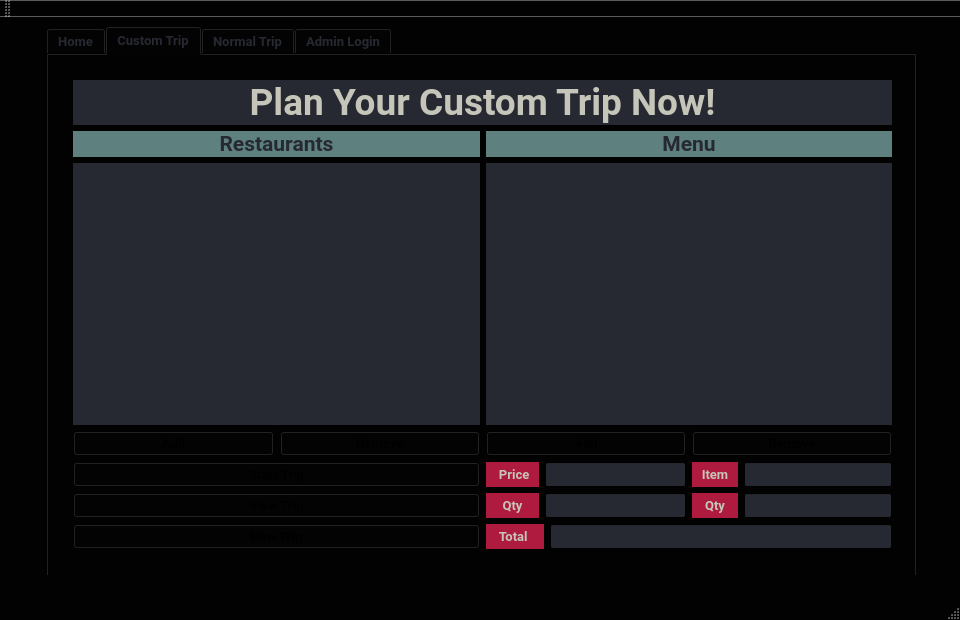
Before: the Qt Designer form DSSDWorkspace/DSSDFastFoodProject/mainwindow.ui in seigle15/Double-Sean-with-a-side-of-Data, drawn with Qt 5.
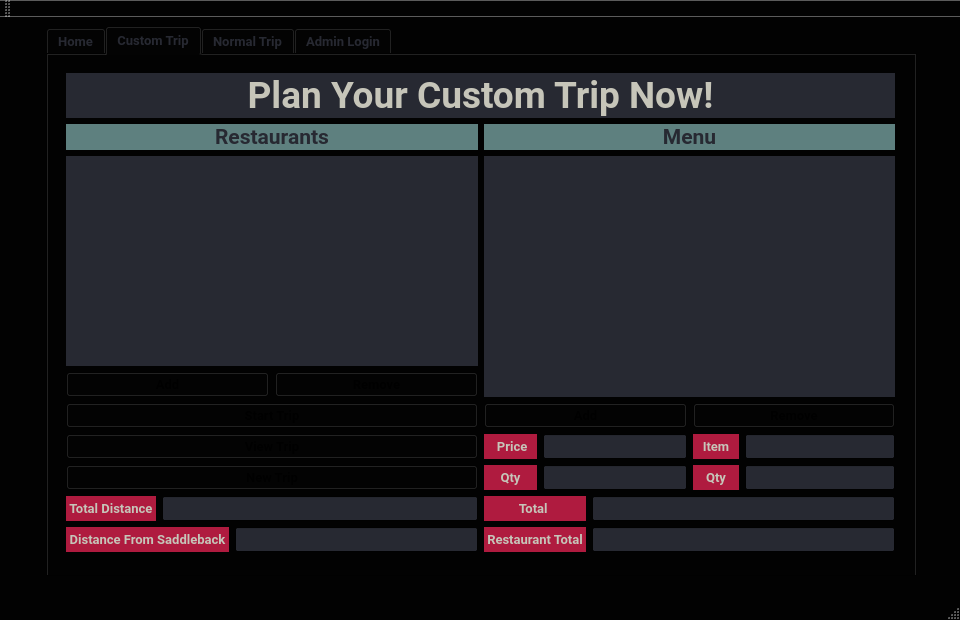
After: the same form once the commit is applied.

```diff
--- a/DSSDWorkspace/DSSDFastFoodProject/mainwindow.ui
+++ b/DSSDWorkspace/DSSDFastFoodProject/mainwindow.ui
@@ -289,13 +289,13 @@
        <widget class="QWidget" name="">
         <property name="geometry">
          <rect>
-          <x>15</x>
-          <y>15</y>
-          <width>841</width>
-          <height>491</height>
+          <x>8</x>
+          <y>8</y>
+          <width>851</width>
+          <height>501</height>
          </rect>
         </property>
-        <layout class="QVBoxLayout" name="verticalLayout_24">
+        <layout class="QVBoxLayout" name="verticalLayout_28">
          <item>
           <widget class="QLabel" name="label_7">
            <property name="palette">
@@ -409,9 +409,9 @@
           </widget>
          </item>
          <item>
-          <layout class="QHBoxLayout" name="horizontalLayout_10">
+          <layout class="QHBoxLayout" name="horizontalLayout_20">
            <item>
-            <layout class="QVBoxLayout" name="verticalLayout_23">
+            <layout class="QVBoxLayout" name="verticalLayout_25">
              <item>
               <layout class="QVBoxLayout" name="verticalLayout_2">
                <item>
@@ -550,6 +550,10 @@
               </layout>
              </item>
              <item>
+              <layout class="QVBoxLayout" name="verticalLayout_24">
+               <item>
+                <layout class="QVBoxLayout" name="verticalLayout_23">
+                 <item>
               <layout class="QVBoxLayout" name="verticalLayout_22">
                <item>
                 <layout class="QVBoxLayout" name="verticalLayout_11">
@@ -616,12 +620,324 @@
                </item>
               </layout>
              </item>
-            </layout>
-           </item>
+                 <item>
+                  <layout class="QHBoxLayout" name="horizontalLayout_10">
+                   <item>
+                    <widget class="QLabel" name="totalDistanceLabel">
+                     <property name="palette">
+                      <palette>
+                       <active>
+                        <colorrole role="WindowText">
+                         <brush brushstyle="SolidPattern">
+                          <color alpha="255">
+                           <red>198</red>
+                           <green>197</green>
+                           <blue>185</blue>
+                          </color>
+                         </brush>
+                        </colorrole>
+                        <colorrole role="Base">
+                         <brush brushstyle="SolidPattern">
+                          <color alpha="255">
+                           <red>39</red>
+                           <green>41</green>
+                           <blue>50</blue>
+                          </color>
+                         </brush>
+                        </colorrole>
+                        <colorrole role="Window">
+                         <brush brushstyle="SolidPattern">
+                          <color alpha="255">
+                           <red>175</red>
+                           <green>27</green>
+                           <blue>63</blue>
+                          </color>
+                         </brush>
+                        </colorrole>
+                       </active>
+                       <inactive>
+                        <colorrole role="WindowText">
+                         <brush brushstyle="SolidPattern">
+                          <color alpha="255">
+                           <red>198</red>
+                           <green>197</green>
+                           <blue>185</blue>
+                          </color>
+                         </brush>
+                        </colorrole>
+                        <colorrole role="Base">
+                         <brush brushstyle="SolidPattern">
+                          <color alpha="255">
+                           <red>39</red>
+                           <green>41</green>
+                           <blue>50</blue>
+                          </color>
+                         </brush>
+                        </colorrole>
+                        <colorrole role="Window">
+                         <brush brushstyle="SolidPattern">
+                          <color alpha="255">
+                           <red>175</red>
+                           <green>27</green>
+                           <blue>63</blue>
+                          </color>
+                         </brush>
+                        </colorrole>
+                       </inactive>
+                       <disabled>
+                        <colorrole role="WindowText">
+                         <brush brushstyle="SolidPattern">
+                          <color alpha="255">
+                           <red>120</red>
+                           <green>120</green>
+                           <blue>120</blue>
+                          </color>
+                         </brush>
+                        </colorrole>
+                        <colorrole role="Base">
+                         <brush brushstyle="SolidPattern">
+                          <color alpha="255">
+                           <red>175</red>
+                           <green>27</green>
+                           <blue>63</blue>
+                          </color>
+                         </brush>
+                        </colorrole>
+                        <colorrole role="Window">
+                         <brush brushstyle="SolidPattern">
+                          <color alpha="255">
+                           <red>175</red>
+                           <green>27</green>
+                           <blue>63</blue>
+                          </color>
+                         </brush>
+                        </colorrole>
+                       </disabled>
+                      </palette>
+                     </property>
+                     <property name="autoFillBackground">
+                      <bool>true</bool>
+                     </property>
+                     <property name="text">
+                      <string> Total Distance </string>
+                     </property>
+                     <property name="alignment">
+                      <set>Qt::AlignCenter</set>
+                     </property>
+                    </widget>
+                   </item>
+                   <item>
+                    <widget class="QLineEdit" name="totalDistance_lineEdit">
+                     <property name="palette">
+                      <palette>
+                       <active>
+                        <colorrole role="Text">
+                         <brush brushstyle="SolidPattern">
+                          <color alpha="255">
+                           <red>0</red>
+                           <green>0</green>
+                           <blue>0</blue>
+                          </color>
+                         </brush>
+                        </colorrole>
+                       </active>
+                       <inactive>
+                        <colorrole role="Text">
+                         <brush brushstyle="SolidPattern">
+                          <color alpha="255">
+                           <red>0</red>
+                           <green>0</green>
+                           <blue>0</blue>
+                          </color>
+                         </brush>
+                        </colorrole>
+                       </inactive>
+                       <disabled>
+                        <colorrole role="Text">
+                         <brush brushstyle="SolidPattern">
+                          <color alpha="255">
+                           <red>120</red>
+                           <green>120</green>
+                           <blue>120</blue>
+                          </color>
+                         </brush>
+                        </colorrole>
+                       </disabled>
+                      </palette>
+                     </property>
+                     <property name="alignment">
+                      <set>Qt::AlignCenter</set>
+                     </property>
+                     <property name="readOnly">
+                      <bool>true</bool>
+                     </property>
+                    </widget>
+                   </item>
+                  </layout>
+                 </item>
+                </layout>
+               </item>
            <item>
-            <layout class="QVBoxLayout" name="verticalLayout_10">
+                <layout class="QHBoxLayout" name="horizontalLayout_19">
              <item>
-              <layout class="QVBoxLayout" name="verticalLayout_9">
+                  <widget class="QLabel" name="distanceFromSaddleback_label">
+                   <property name="palette">
+                    <palette>
+                     <active>
+                      <colorrole role="WindowText">
+                       <brush brushstyle="SolidPattern">
+                        <color alpha="255">
+                         <red>198</red>
+                         <green>197</green>
+                         <blue>185</blue>
+                        </color>
+                       </brush>
+                      </colorrole>
+                      <colorrole role="Base">
+                       <brush brushstyle="SolidPattern">
+                        <color alpha="255">
+                         <red>39</red>
+                         <green>41</green>
+                         <blue>50</blue>
+                        </color>
+                       </brush>
+                      </colorrole>
+                      <colorrole role="Window">
+                       <brush brushstyle="SolidPattern">
+                        <color alpha="255">
+                         <red>175</red>
+                         <green>27</green>
+                         <blue>63</blue>
+                        </color>
+                       </brush>
+                      </colorrole>
+                     </active>
+                     <inactive>
+                      <colorrole role="WindowText">
+                       <brush brushstyle="SolidPattern">
+                        <color alpha="255">
+                         <red>198</red>
+                         <green>197</green>
+                         <blue>185</blue>
+                        </color>
+                       </brush>
+                      </colorrole>
+                      <colorrole role="Base">
+                       <brush brushstyle="SolidPattern">
+                        <color alpha="255">
+                         <red>39</red>
+                         <green>41</green>
+                         <blue>50</blue>
+                        </color>
+                       </brush>
+                      </colorrole>
+                      <colorrole role="Window">
+                       <brush brushstyle="SolidPattern">
+                        <color alpha="255">
+                         <red>175</red>
+                         <green>27</green>
+                         <blue>63</blue>
+                        </color>
+                       </brush>
+                      </colorrole>
+                     </inactive>
+                     <disabled>
+                      <colorrole role="WindowText">
+                       <brush brushstyle="SolidPattern">
+                        <color alpha="255">
+                         <red>120</red>
+                         <green>120</green>
+                         <blue>120</blue>
+                        </color>
+                       </brush>
+                      </colorrole>
+                      <colorrole role="Base">
+                       <brush brushstyle="SolidPattern">
+                        <color alpha="255">
+                         <red>175</red>
+                         <green>27</green>
+                         <blue>63</blue>
+                        </color>
+                       </brush>
+                      </colorrole>
+                      <colorrole role="Window">
+                       <brush brushstyle="SolidPattern">
+                        <color alpha="255">
+                         <red>175</red>
+                         <green>27</green>
+                         <blue>63</blue>
+                        </color>
+                       </brush>
+                      </colorrole>
+                     </disabled>
+                    </palette>
+                   </property>
+                   <property name="autoFillBackground">
+                    <bool>true</bool>
+                   </property>
+                   <property name="text">
+                    <string> Distance From Saddleback </string>
+                   </property>
+                   <property name="alignment">
+                    <set>Qt::AlignCenter</set>
+                   </property>
+                  </widget>
+                 </item>
+                 <item>
+                  <widget class="QLineEdit" name="distanceFromSaddleback_lineEdit">
+                   <property name="palette">
+                    <palette>
+                     <active>
+                      <colorrole role="Text">
+                       <brush brushstyle="SolidPattern">
+                        <color alpha="255">
+                         <red>0</red>
+                         <green>0</green>
+                         <blue>0</blue>
+                        </color>
+                       </brush>
+                      </colorrole>
+                     </active>
+                     <inactive>
+                      <colorrole role="Text">
+                       <brush brushstyle="SolidPattern">
+                        <color alpha="255">
+                         <red>0</red>
+                         <green>0</green>
+                         <blue>0</blue>
+                        </color>
+                       </brush>
+                      </colorrole>
+                     </inactive>
+                     <disabled>
+                      <colorrole role="Text">
+                       <brush brushstyle="SolidPattern">
+                        <color alpha="255">
+                         <red>120</red>
+                         <green>120</green>
+                         <blue>120</blue>
+                        </color>
+                       </brush>
+                      </colorrole>
+                     </disabled>
+                    </palette>
+                   </property>
+                   <property name="alignment">
+                    <set>Qt::AlignCenter</set>
+                   </property>
+                   <property name="readOnly">
+                    <bool>true</bool>
+                   </property>
+                  </widget>
+                 </item>
+                </layout>
+               </item>
+              </layout>
+             </item>
+            </layout>
+           </item>
+           <item>
+            <layout class="QVBoxLayout" name="verticalLayout_27">
                <item>
                 <layout class="QVBoxLayout" name="verticalLayout_3">
                  <item>
@@ -754,6 +1070,8 @@
                 </layout>
                </item>
                <item>
+              <layout class="QVBoxLayout" name="verticalLayout_26">
+               <item>
                 <layout class="QHBoxLayout" name="horizontalLayout_9">
                  <item>
                   <layout class="QVBoxLayout" name="verticalLayout_5">
@@ -1408,11 +1726,11 @@
                  </item>
                 </layout>
                </item>
-              </layout>
-             </item>
              <item>
               <layout class="QHBoxLayout" name="horizontalLayout_4">
                <item>
+                  <layout class="QVBoxLayout" name="verticalLayout_9">
+                   <item>
                 <widget class="QLabel" name="displayTotalLabel">
                  <property name="palette">
                   <palette>
@@ -1513,6 +1831,9 @@
                    <bold>true</bold>
                   </font>
                  </property>
+                     <property name="layoutDirection">
+                      <enum>Qt::LeftToRight</enum>
+                     </property>
                  <property name="autoFillBackground">
                   <bool>true</bool>
                  </property>
@@ -1525,6 +1846,125 @@
                 </widget>
                </item>
                <item>
+                    <widget class="QLabel" name="displayRestaurantTotal_Label">
+                     <property name="palette">
+                      <palette>
+                       <active>
+                        <colorrole role="WindowText">
+                         <brush brushstyle="SolidPattern">
+                          <color alpha="255">
+                           <red>198</red>
+                           <green>197</green>
+                           <blue>185</blue>
+                          </color>
+                         </brush>
+                        </colorrole>
+                        <colorrole role="Base">
+                         <brush brushstyle="SolidPattern">
+                          <color alpha="255">
+                           <red>39</red>
+                           <green>41</green>
+                           <blue>50</blue>
+                          </color>
+                         </brush>
+                        </colorrole>
+                        <colorrole role="Window">
+                         <brush brushstyle="SolidPattern">
+                          <color alpha="255">
+                           <red>175</red>
+                           <green>27</green>
+                           <blue>63</blue>
+                          </color>
+                         </brush>
+                        </colorrole>
+                       </active>
+                       <inactive>
+                        <colorrole role="WindowText">
+                         <brush brushstyle="SolidPattern">
+                          <color alpha="255">
+                           <red>198</red>
+                           <green>197</green>
+                           <blue>185</blue>
+                          </color>
+                         </brush>
+                        </colorrole>
+                        <colorrole role="Base">
+                         <brush brushstyle="SolidPattern">
+                          <color alpha="255">
+                           <red>39</red>
+                           <green>41</green>
+                           <blue>50</blue>
+                          </color>
+                         </brush>
+                        </colorrole>
+                        <colorrole role="Window">
+                         <brush brushstyle="SolidPattern">
+                          <color alpha="255">
+                           <red>175</red>
+                           <green>27</green>
+                           <blue>63</blue>
+                          </color>
+                         </brush>
+                        </colorrole>
+                       </inactive>
+                       <disabled>
+                        <colorrole role="WindowText">
+                         <brush brushstyle="SolidPattern">
+                          <color alpha="255">
+                           <red>120</red>
+                           <green>120</green>
+                           <blue>120</blue>
+                          </color>
+                         </brush>
+                        </colorrole>
+                        <colorrole role="Base">
+                         <brush brushstyle="SolidPattern">
+                          <color alpha="255">
+                           <red>175</red>
+                           <green>27</green>
+                           <blue>63</blue>
+                          </color>
+                         </brush>
+                        </colorrole>
+                        <colorrole role="Window">
+                         <brush brushstyle="SolidPattern">
+                          <color alpha="255">
+                           <red>175</red>
+                           <green>27</green>
+                           <blue>63</blue>
+                          </color>
+                         </brush>
+                        </colorrole>
+                       </disabled>
+                      </palette>
+                     </property>
+                     <property name="font">
+                      <font>
+                       <family>Roboto</family>
+                       <pointsize>10</pointsize>
+                       <weight>75</weight>
+                       <bold>true</bold>
+                      </font>
+                     </property>
+                     <property name="layoutDirection">
+                      <enum>Qt::LeftToRight</enum>
+                     </property>
+                     <property name="autoFillBackground">
+                      <bool>true</bool>
+                     </property>
+                     <property name="text">
+                      <string> Restaurant Total </string>
+                     </property>
+                     <property name="alignment">
+                      <set>Qt::AlignCenter</set>
+                     </property>
+                    </widget>
+                   </item>
+                  </layout>
+                 </item>
+                 <item>
+                  <layout class="QVBoxLayout" name="verticalLayout_10">
+                   <item>
                 <widget class="QLineEdit" name="displayTotalLine">
                  <property name="palette">
                   <palette>
@@ -1578,6 +2018,65 @@
                   <bool>true</bool>
                  </property>
                 </widget>
+                   </item>
+                   <item>
+                    <widget class="QLineEdit" name="displayRestaurantTotal_lineEdit">
+                     <property name="palette">
+                      <palette>
+                       <active>
+                        <colorrole role="Text">
+                         <brush brushstyle="SolidPattern">
+                          <color alpha="255">
+                           <red>0</red>
+                           <green>0</green>
+                           <blue>0</blue>
+                          </color>
+                         </brush>
+                        </colorrole>
+                       </active>
+                       <inactive>
+                        <colorrole role="Text">
+                         <brush brushstyle="SolidPattern">
+                          <color alpha="255">
+                           <red>0</red>
+                           <green>0</green>
+                           <blue>0</blue>
+                          </color>
+                         </brush>
+                        </colorrole>
+                       </inactive>
+                       <disabled>
+                        <colorrole role="Text">
+                         <brush brushstyle="SolidPattern">
+                          <color alpha="255">
+                           <red>120</red>
+                           <green>120</green>
+                           <blue>120</blue>
+                          </color>
+                         </brush>
+                        </colorrole>
+                       </disabled>
+                      </palette>
+                     </property>
+                     <property name="font">
+                      <font>
+                       <family>Roboto</family>
+                       <pointsize>10</pointsize>
+                       <weight>75</weight>
+                       <bold>true</bold>
+                      </font>
+                     </property>
+                     <property name="alignment">
+                      <set>Qt::AlignCenter</set>
+                     </property>
+                     <property name="readOnly">
+                      <bool>true</bool>
+                     </property>
+                    </widget>
+                   </item>
+                  </layout>
+                 </item>
+                </layout>
                </item>
               </layout>
              </item>
```
Lines whose indentation alone changed are shown as unchanged.
